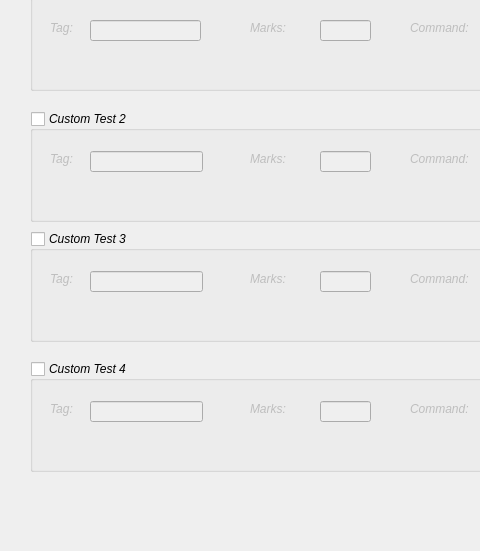
Qt form ui/create_weekly_assignment_dialog.ui (naichuan-zhang/handin-system-ul) before a commit; both pictures show x 0 to 480 and y 449 to 1000 of the 800 by 1000 pixel window.
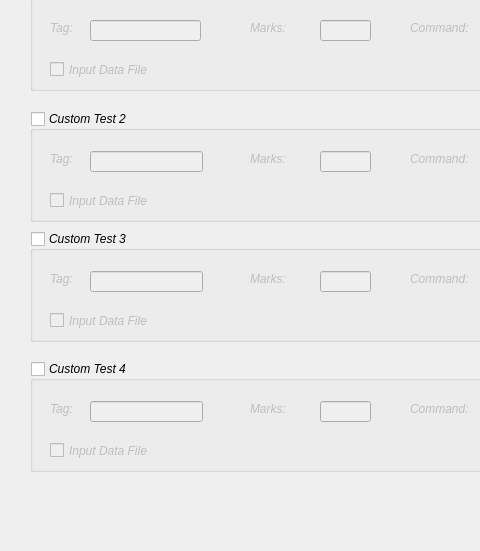
The same form after that commit.

Commit message: added custom test exec

Patch:
```diff
--- a/ui/create_weekly_assignment_dialog.ui
+++ b/ui/create_weekly_assignment_dialog.ui
@@ -566,6 +566,32 @@
      </rect>
     </property>
    </widget>
+   <widget class="QCheckBox" name="checkBox_test1_inputDataFile">
+    <property name="geometry">
+     <rect>
+      <x>20</x>
+      <y>80</y>
+      <width>161</width>
+      <height>19</height>
+     </rect>
+    </property>
+    <property name="text">
+     <string>Input Data File</string>
+    </property>
+   </widget>
+   <widget class="QLabel" name="label_test1_inputDataFile">
+    <property name="geometry">
+     <rect>
+      <x>180</x>
+      <y>80</y>
+      <width>511</width>
+      <height>16</height>
+     </rect>
+    </property>
+    <property name="text">
+     <string/>
+    </property>
+   </widget>
   </widget>
   <widget class="QGroupBox" name="groupBox_customTest2">
    <property name="geometry">
@@ -662,6 +688,32 @@
      </rect>
     </property>
    </widget>
+   <widget class="QCheckBox" name="checkBox_test2_inputDataFile">
+    <property name="geometry">
+     <rect>
+      <x>20</x>
+      <y>80</y>
+      <width>151</width>
+      <height>19</height>
+     </rect>
+    </property>
+    <property name="text">
+     <string>Input Data File</string>
+    </property>
+   </widget>
+   <widget class="QLabel" name="label_test2_inputDataFile">
+    <property name="geometry">
+     <rect>
+      <x>180</x>
+      <y>80</y>
+      <width>511</width>
+      <height>16</height>
+     </rect>
+    </property>
+    <property name="text">
+     <string/>
+    </property>
+   </widget>
   </widget>
   <widget class="QGroupBox" name="groupBox_customTest3">
    <property name="geometry">
@@ -758,6 +810,32 @@
      </rect>
     </property>
    </widget>
+   <widget class="QCheckBox" name="checkBox_test3_inputDataFile">
+    <property name="geometry">
+     <rect>
+      <x>20</x>
+      <y>80</y>
+      <width>151</width>
+      <height>19</height>
+     </rect>
+    </property>
+    <property name="text">
+     <string>Input Data File</string>
+    </property>
+   </widget>
+   <widget class="QLabel" name="label_test3_inputDataFile">
+    <property name="geometry">
+     <rect>
+      <x>180</x>
+      <y>80</y>
+      <width>511</width>
+      <height>16</height>
+     </rect>
+    </property>
+    <property name="text">
+     <string/>
+    </property>
+   </widget>
   </widget>
   <widget class="QGroupBox" name="groupBox_customTest4">
    <property name="geometry">
@@ -854,6 +932,32 @@
      </rect>
     </property>
    </widget>
+   <widget class="QCheckBox" name="checkBox_test4_inputDataFile">
+    <property name="geometry">
+     <rect>
+      <x>20</x>
+      <y>80</y>
+      <width>151</width>
+      <height>19</height>
+     </rect>
+    </property>
+    <property name="text">
+     <string>Input Data File</string>
+    </property>
+   </widget>
+   <widget class="QLabel" name="label_test4_inputDataFile">
+    <property name="geometry">
+     <rect>
+      <x>170</x>
+      <y>80</y>
+      <width>521</width>
+      <height>16</height>
+     </rect>
+    </property>
+    <property name="text">
+     <string/>
+    </property>
+   </widget>
   </widget>
   <widget class="QCheckBox" name="checkBox_addFilter">
    <property name="geometry">
```
The commit also changes 9 other files.
